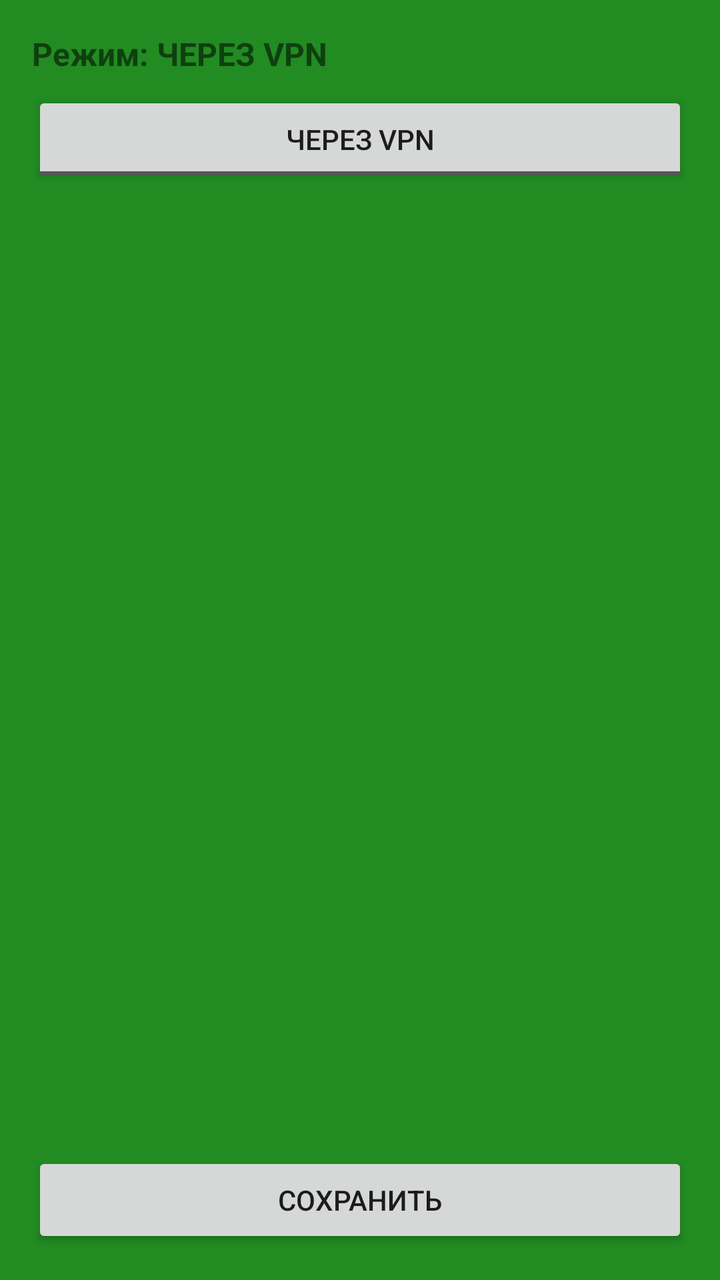
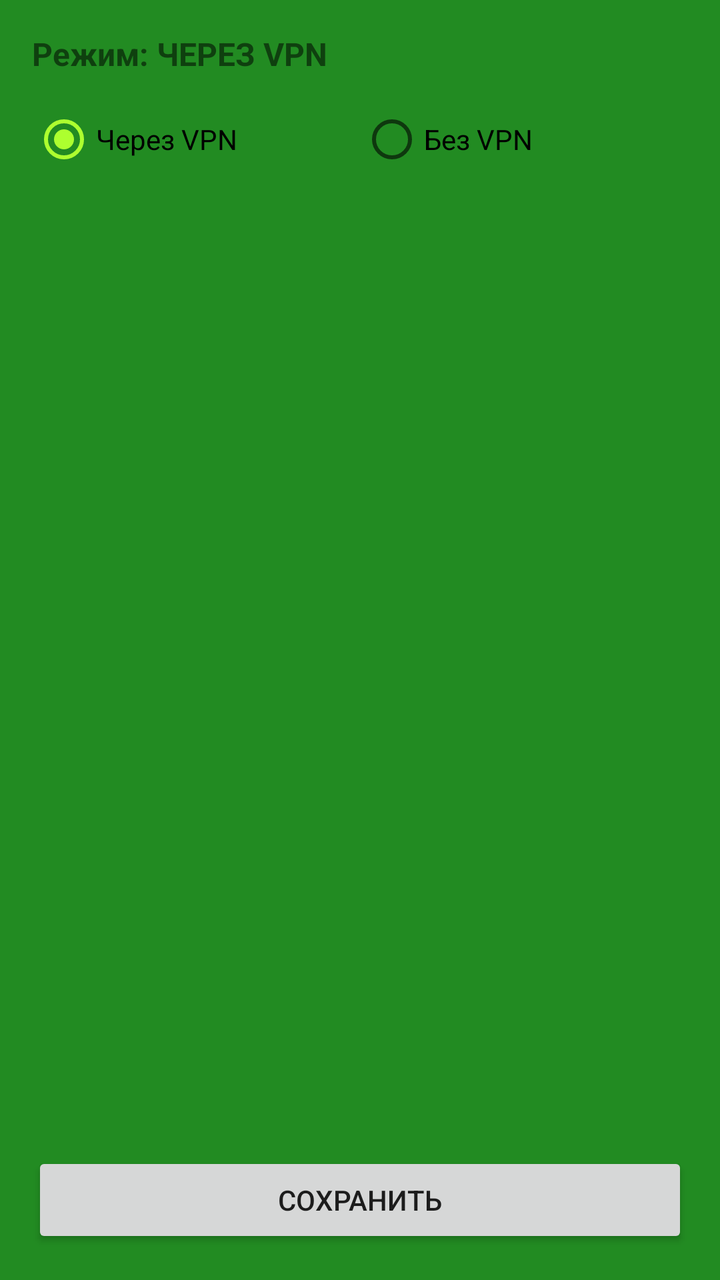

Before-and-after screenshots of an Android layout around one commit, followed by the original layout XML and the change that was made.
<!-- AndroidManifest.xml: application theme Theme.Config -->
<!-- res/layout/activity_app_vpn.xml -->
<?xml version="1.0" encoding="utf-8"?>
<LinearLayout xmlns:android="http://schemas.android.com/apk/res/android"
    android:layout_width="match_parent"
    android:layout_height="match_parent"
    android:orientation="vertical"
    android:padding="16dp">

    <TextView
        android:id="@+id/tvMode"
        android:layout_width="match_parent"
        android:layout_height="wrap_content"
        android:text="Режим: ЧЕРЕЗ VPN"
        android:textSize="16sp"
        android:textStyle="bold"
        android:paddingBottom="8dp" />

    <ToggleButton
        android:id="@+id/toggleMode"
        android:layout_width="match_parent"
        android:layout_height="wrap_content"
        android:textOn="Без VPN"
        android:textOff="Через VPN" />

    <androidx.recyclerview.widget.RecyclerView
        android:id="@+id/rvApps"
        android:layout_width="match_parent"
        android:layout_height="0dp"
        android:layout_weight="1" />

    <Button
        android:id="@+id/btnSave"
        android:layout_width="match_parent"
        android:layout_height="wrap_content"
        android:text="Сохранить" />
</LinearLayout>
<!-- resources referenced by this layout -->
<resources>
  <style name="Theme.Config" parent="Theme.MaterialComponents.DayNight.NoActionBar">
          <item name="colorPrimary">@color/green_500</item>
          <item name="colorPrimaryVariant">@color/green_700</item>
          <item name="colorOnPrimary">@color/white</item>
          <item name="colorSecondary">@color/lime_200</item>
          <item name="colorSecondaryVariant">@color/lime_500</item>
          <item name="colorOnSecondary">@color/black</item>
          <item name="android:statusBarColor">@color/green_700</item>
          <item name="android:navigationBarColor">@color/black</item>
          <item name="android:windowBackground">@color/green_700</item>
      </style>
  <color name="green_500">#FF32CD32</color>
  <color name="green_700">#FF228B22</color>
  <color name="white">#FFFFFFFF</color>
  <color name="lime_200">#FFADFF2F</color>
  <color name="lime_500">#FF7CFC00</color>
  <color name="black">#FF000000</color>
</resources>

<!-- the commit's change to res/layout/activity_app_vpn.xml (unified diff, before → after) -->
@@ -14,12 +14,28 @@
         android:textStyle="bold"
         android:paddingBottom="8dp" />
 
-    <ToggleButton
-        android:id="@+id/toggleMode"
+    <RadioGroup
+        android:id="@+id/radioGroup"
         android:layout_width="match_parent"
         android:layout_height="wrap_content"
-        android:textOn="Без VPN"
-        android:textOff="Через VPN" />
+        android:orientation="horizontal"
+        android:layout_marginBottom="8dp">
+
+        <RadioButton
+            android:id="@+id/rbVpnOn"
+            android:layout_width="0dp"
+            android:layout_height="wrap_content"
+            android:layout_weight="1"
+            android:text="Через VPN"
+            android:checked="true" />
+
+        <RadioButton
+            android:id="@+id/rbVpnOff"
+            android:layout_width="0dp"
+            android:layout_height="wrap_content"
+            android:layout_weight="1"
+            android:text="Без VPN" />
+    </RadioGroup>
 
     <androidx.recyclerview.widget.RecyclerView
         android:id="@+id/rvApps"
